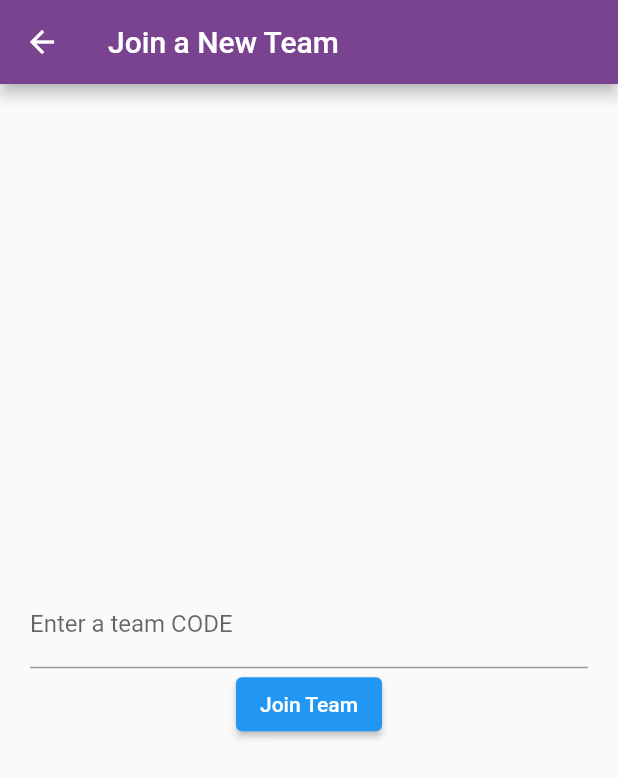
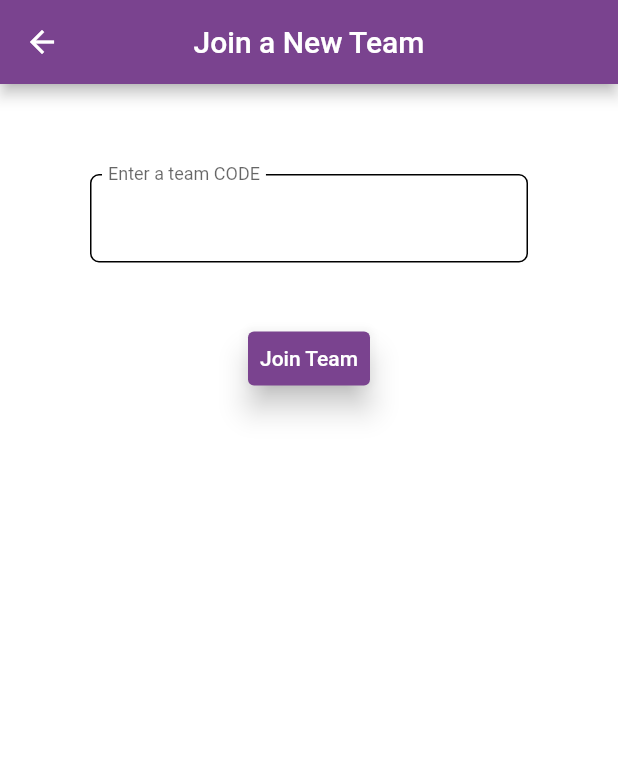
Before and after one commit to thejacobhardman/Gamified-Task-Tracker, a Flutter app: the screen it shows once a user with an empty profile is signed in, after a tap on "Join a Team", on a phone screen of 412 x 824 dp. Shown: the top 778 px of the screen. Run offline on Flutter 3.47's test engine with Material 2 defaults, Android fonts, the phone set to English and light mode, and no system bars; our stand-ins replace easy_debounce, firebase_auth, firebase_core, google_fonts, numberpicker; accounts and stored records are empty; network calls fail.

Commit message:
Styled join team page

```diff
--- a/gamified_task_tracker/lib/Pages/join_a_team_page.dart
+++ b/gamified_task_tracker/lib/Pages/join_a_team_page.dart
@@ -1,11 +1,12 @@
 import 'dart:ffi';
 
 import 'package:flutter/material.dart';
+import 'package:gamified_task_tracker/widgets/ttscaffold.dart';
 
 import '../Models/teams.dart';
 import '../Models/users.dart';
 import '../Views/RemoteAccess.dart';
-import '../Views/style.dart';
+import '../widgets/ttform.dart';
 
 class JoinTeamPage extends StatefulWidget {
   const JoinTeamPage(this.user, {super.key});
@@ -14,10 +15,6 @@ class JoinTeamPage extends StatefulWidget {
   @override
   State<JoinTeamPage> createState() => _JoinTeamPageState();
 }
-
-
-
-
 
 class _JoinTeamPageState extends State<JoinTeamPage> {
   final TextEditingController _controllerTeamCODE = TextEditingController();
@@ -29,19 +26,6 @@ class _JoinTeamPageState extends State<JoinTeamPage> {
   void initState() {
     super.initState();
   }
-
-  Widget _entryField(
-      String title,
-      TextEditingController controller,
-      ) {
-    return TextField(
-        controller: controller,
-        decoration: InputDecoration(
-          labelText: title,
-        ));
-  }
-
-
 
   Future _retrieveTeams() async {
     teamList = await access.getTeams("/team");
@@ -84,14 +68,6 @@ class _JoinTeamPageState extends State<JoinTeamPage> {
     widget.user.team = teamid;
   }
 
-  Widget _submitButton() {
-    return ElevatedButton(
-      onPressed:
-      _checkTeam,
-      child: Text("Join Team"),
-    );
-  }
-
   void showErrorSnackBar() {
     const snackbar = SnackBar(content :
     Text("No Team with that ID exists"));
@@ -100,25 +76,24 @@ class _JoinTeamPageState extends State<JoinTeamPage> {
 
   @override
   Widget build(BuildContext context) {
-    return Scaffold(
-        appBar: AppBar(
-          title: Text("Join a New Team"),
-          backgroundColor: primaryColor,
-        ),
-        body: Container(
-            height: double.infinity,
-            width: double.infinity,
-            padding: const EdgeInsets.all(20),
-            child: Column(
-              crossAxisAlignment: CrossAxisAlignment.center,
-              mainAxisAlignment: MainAxisAlignment.center,
-              children: <Widget>[
-                _entryField('Enter a team CODE', _controllerTeamCODE),
-                //_errorMessage(),
-                _submitButton(),
-              ],
-            )
+
+    return TTScaffold(
+      title: "Join a New Team",
+      body: TTForm(
+          children: [
+
+            TTTextField(
+              labelText: 'Enter a team CODE',
+              controller: _controllerTeamCODE,
+            ),
+
+            TTButton(
+              text: 'Join Team',
+              onPressed: _checkTeam
+              ),
+
+          ]
         )
-    );
+      );
   }
 }
```
